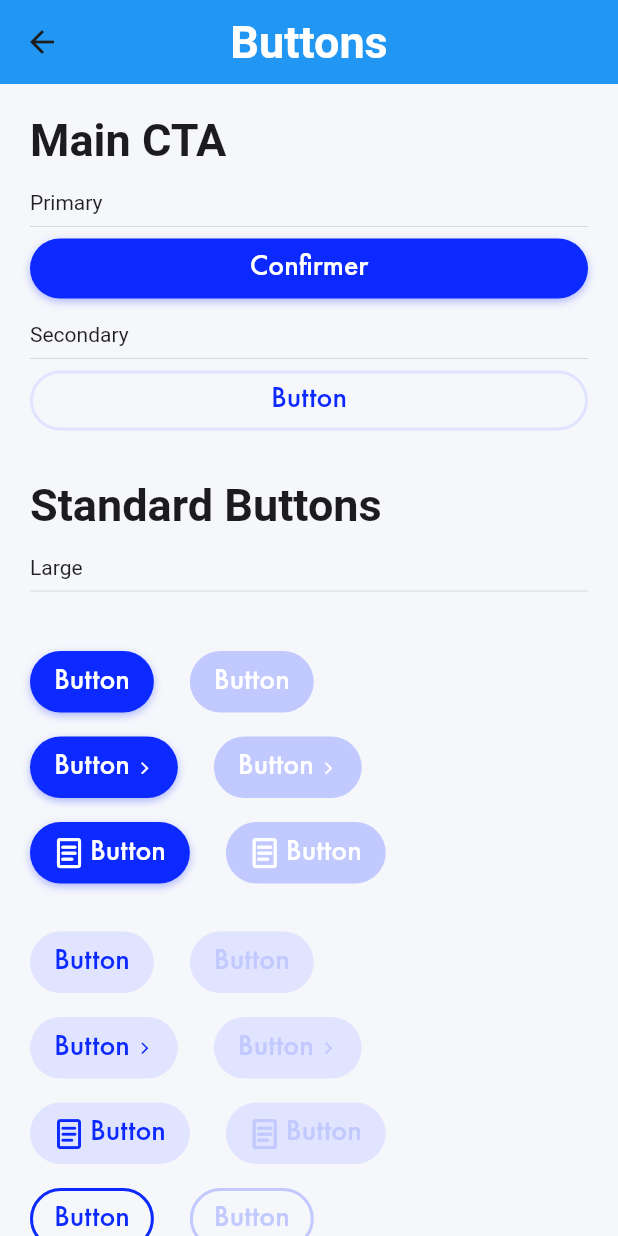
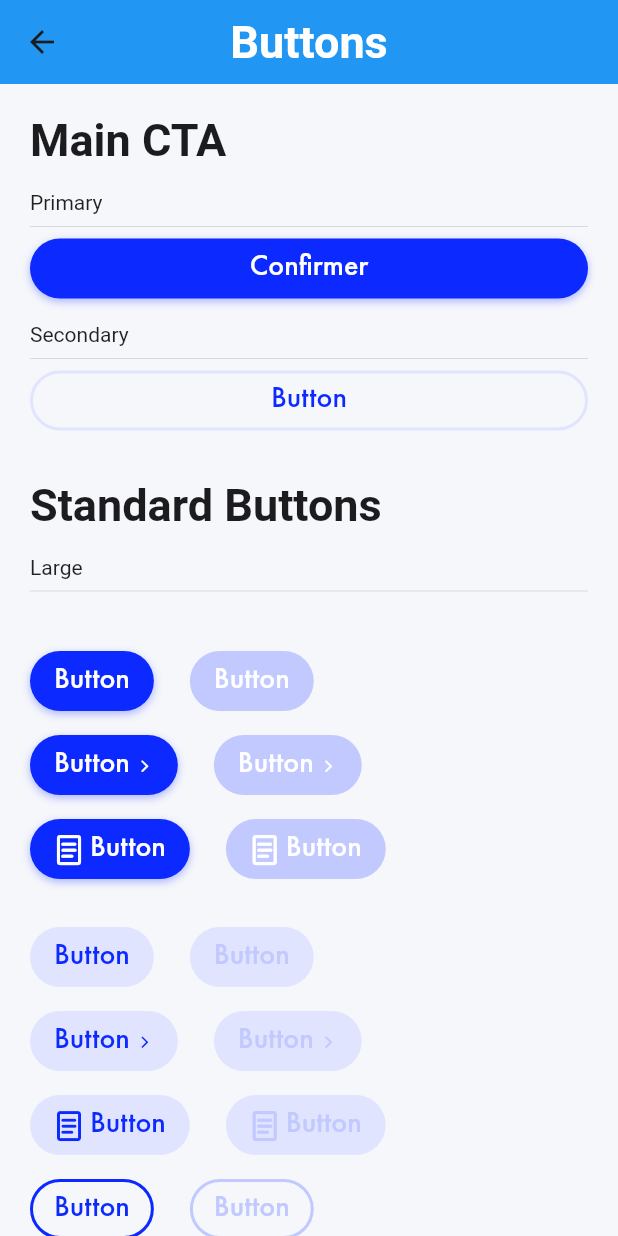
Before and after one commit to djamoapp/app-ui, a Flutter app: the ButtonsView screen opened by its route, on a phone screen of 412 x 824 dp. Run offline on Flutter 3.47's test engine with Material 2 defaults, Android fonts, the phone set to English and light mode, and no system bars; our stand-ins replace cached_network_image, charts_flutter, countup, custom_sliding_segmented_control, dotted_line, flutter_svg and 5 more; missing offline and left inert: country_calling_code_picker; Roboto replaces fonts that are missing (Futura PT).

Commit message:
Update all buttons

```diff
--- a/example/lib/src/views/labo/labo_view.dart
+++ b/example/lib/src/views/labo/labo_view.dart
@@ -1,12 +1,15 @@
+import 'package:app_ui/core/enums/standard_button_style.dart';
 import 'package:app_ui/core/models/transaction_type_switcher_item.dart';
 import 'package:app_ui/core_components/controls/buttons/main_cta/duo_cta.dart';
 import 'package:app_ui/core_components/controls/buttons/main_cta/primary_cta.dart';
 import 'package:app_ui/core_components/controls/buttons/main_cta/secondary_cta.dart';
+import 'package:app_ui/core_components/controls/buttons/standard_buttons/standard_buttons.dart';
 import 'package:app_ui/core_components/controls/text_fields/app_date_picker.dart';
 import 'package:app_ui/core_components/controls/transaction_type_switcher/transaction_type_switcher.dart';
 import 'package:app_ui/core_components/views/tool_tip/tool_tip.dart';
 import 'package:app_ui/design_tokens/colors/interface_colors.dart';
 import 'package:app_ui/design_tokens/iconography/colored_icons.dart';
+import 'package:app_ui/design_tokens/layout_and_spacing/app_gaps.dart';
 import 'package:flutter/material.dart';
 import 'package:flutter_svg/svg.dart';
 import 'package:gap/gap.dart';
@@ -26,9 +29,69 @@ class LaboView extends StatelessWidget {
         padding: EdgeInsets.all(20),
         child: Column(
           children: <Widget>[
-            DuoCTA(
-              isPrimaryCTAloading: true,
+            SingleChildScrollView(
+              scrollDirection: Axis.horizontal,
+              child: Row(
+                children: [
+
+                  StandardButtons.small(),
+                  AppGaps.s,
+                  StandardButtons.medium(),
+                  AppGaps.s,
+                  StandardButtons.large(),
+                  AppGaps.s,
+                  StandardButtons.small(
+                    style: StandardButtonStyle.filledLight,
+                  ),
+                  AppGaps.s,
+                  StandardButtons.medium(
+                    style: StandardButtonStyle.filledLight,
+                  ),
+                  AppGaps.s,
+                  StandardButtons.large(
+                    style: StandardButtonStyle.filledLight,
+                  ),
+                  AppGaps.s,
+                  StandardButtons.small(
+                    style: StandardButtonStyle.outlined,
+                  ),
+                  AppGaps.s,
+                  StandardButtons.medium(
+                    style: StandardButtonStyle.outlined,
+                  ),
+                  AppGaps.s,
+                  StandardButtons.large(
+                    style: StandardButtonStyle.outlined,
+                  ),
+                  AppGaps.s,
+                  StandardButtons.small(
+                    style: StandardButtonStyle.outlinedLight,
+                  ),
+                  AppGaps.s,
+                  StandardButtons.medium(
+                    style: StandardButtonStyle.outlinedLight,
+                  ),
+                  AppGaps.s,
+                  StandardButtons.large(
+                    style: StandardButtonStyle.outlinedLight,
+                  ),
+                  AppGaps.s,
+                  StandardButtons.small(
+                    style: StandardButtonStyle.text,
+                  ),
+                  AppGaps.s,
+                  StandardButtons.medium(
+                    style: StandardButtonStyle.text,
+                  ),
+                  AppGaps.s,
+                  StandardButtons.large(
+                    style: StandardButtonStyle.text,
+                  ),
+                ],
+              ),
             ),
+            Gap(50),
+            DuoCTA(),
             Gap(50),
             PrimaryCTA(),
             Gap(50),
--- a/lib/core/enums/standard_button_style.dart
+++ b/lib/core/enums/standard_button_style.dart
@@ -2,5 +2,6 @@ enum StandardButtonStyle {
   filled,
   filledLight,
   outlined,
+  outlinedLight,
   text,
 }
--- a/lib/core_components/controls/buttons/main_cta/primary_cta.dart
+++ b/lib/core_components/controls/buttons/main_cta/primary_cta.dart
@@ -12,6 +12,11 @@ class PrimaryCTA extends StatelessWidget {
     this.enabled = true,
     this.labelOverflow = TextOverflow.ellipsis,
     this.padding = EdgeInsets.zero,
+    this.enabledColor,
+    this.disabledColor,
+    this.enabledLabelColor,
+    this.disabledLabelColor,
+    this.progressColor,
   }) : super(key: key);
 
   final Function()? onPressed;
@@ -25,6 +30,16 @@ class PrimaryCTA extends StatelessWidget {
   final bool enabled;
 
   final EdgeInsetsGeometry padding;
+
+  final Color? enabledColor;
+
+  final Color? disabledColor;
+
+  final Color? enabledLabelColor;
+
+  final Color? disabledLabelColor;
+
+  final Color? progressColor;
 
   @override
   Widget build(BuildContext context) {
@@ -50,23 +65,24 @@ class PrimaryCTA extends StatelessWidget {
         highlightElevation: 0,
         materialTapTargetSize: MaterialTapTargetSize.shrinkWrap,
         padding: padding,
-        color: InterfaceColors.action.defaultColor,
-        disabledColor: InterfaceColors.action.disabledColor,
+        color: enabledColor ?? InterfaceColors.action.defaultColor,
+        disabledColor: disabledColor ?? InterfaceColors.action.disabledColor,
         minWidth: double.infinity,
         onPressed: enabled && !isLoading ? onPressed ?? () {} : null,
-        highlightColor: Colors.transparent,
         shape: RoundedRectangleBorder(
           borderRadius: BorderRadius.circular(24),
         ),
         child: isLoading
             ? AppLoader(
                 size: 20,
-                color: Colors.white,
+                color: progressColor ?? Colors.white,
               )
             : Text(
                 label,
                 style: t.AppTypography.title!.small!.copyWith(
-                  color: Colors.white,
+                  color: enabled && !isLoading
+                      ? enabledLabelColor ?? Colors.white
+                      : disabledLabelColor ?? Colors.white,
                 ),
                 textAlign: TextAlign.center,
                 overflow: labelOverflow,
--- a/lib/core_components/controls/buttons/main_cta/secondary_cta.dart
+++ b/lib/core_components/controls/buttons/main_cta/secondary_cta.dart
@@ -14,6 +14,11 @@ class SecondaryCTA extends StatelessWidget {
     this.withBorder = true,
     this.padding = EdgeInsets.zero,
     this.labelStyle,
+    this.enabledColor,
+    this.disabledColor,
+    this.enabledLabelColor,
+    this.disabledLabelColor,
+    this.progressColor,
   }) : super(key: key);
 
   final Function()? onPressed;
@@ -31,6 +36,16 @@ class SecondaryCTA extends StatelessWidget {
   final EdgeInsetsGeometry padding;
 
   final TextStyle? labelStyle;
+
+  final Color? enabledColor;
+
+  final Color? disabledColor;
+
+  final Color? enabledLabelColor;
+
+  final Color? disabledLabelColor;
+
+  final Color? progressColor;
 
   @override
   Widget build(BuildContext context) {
@@ -59,8 +74,8 @@ class SecondaryCTA extends StatelessWidget {
           (states) => withBorder
               ? BorderSide(
                   color: enabled && !isLoading
-                      ? InterfaceColors.action.specialColor!
-                      : InterfaceColors.action.disabledColor!,
+                      ? enabledColor ?? InterfaceColors.action.specialColor!
+                      : disabledColor ?? InterfaceColors.action.disabledColor!,
                   width: 2,
                 )
               : BorderSide.none,
@@ -72,14 +87,15 @@ class SecondaryCTA extends StatelessWidget {
       child: isLoading
           ? AppLoader(
               size: 20,
-              color: InterfaceColors.action.disabledColor,
+              color: progressColor ?? InterfaceColors.action.disabledColor,
             )
           : Text(
               label,
               style: (labelStyle ?? t.AppTypography.title!.small)!.copyWith(
                 color: enabled && !isLoading
-                    ? InterfaceColors.action.defaultColor
-                    : InterfaceColors.action.disabledColor,
+                    ? enabledLabelColor ?? InterfaceColors.action.defaultColor
+                    : disabledLabelColor ??
+                        InterfaceColors.action.disabledColor,
               ),
               textAlign: TextAlign.center,
               overflow: labelOverflow,
--- a/lib/core_components/controls/buttons/standard_buttons/standard_button.dart
+++ b/lib/core_components/controls/buttons/standard_buttons/standard_button.dart
@@ -1,5 +1,4 @@
 import 'package:app_ui/core/enums/standard_button_style.dart';
-import 'package:app_ui/design_tokens/layout_and_spacing/app_spacings.dart';
 import 'package:flutter/material.dart';
 import 'package:app_ui/core_components/views/loader/loader.dart';
 import 'package:app_ui/design_tokens/colors/interface_colors.dart';
@@ -25,9 +24,16 @@ class StandardButton extends StatelessWidget {
     this.disabledLabelColor,
     this.enabledIconColor,
     this.disabledIconColor,
+    this.height,
+    this.width,
+    this.padding,
+    this.progressColor,
   }) : super(key: key);
 
   final StandardButtonStyle style;
+  final double? height;
+  final double? width;
+  final EdgeInsetsGeometry? padding;
   final IconData? prefixIcon;
   final IconData? suffixIcon;
   final String label;
@@ -44,37 +50,80 @@ class StandardButton extends StatelessWidget {
   final Color? disabledLabelColor;
   final Color? enabledIconColor;
   final Color? disabledIconColor;
+  final Color? progressColor;
 
   @override
   Widget build(BuildContext context) {
-    return Container(
-      padding: EdgeInsets.only(
-        left: AppSpacings.m - (style == StandardButtonStyle.outlined ? 2 : 0),
-        right: AppSpacings.m - (style == StandardButtonStyle.outlined ? 2 : 0),
-        top: AppSpacings.s - (style == StandardButtonStyle.outlined ? 2 : 0),
-        bottom: AppSpacings.s - (style == StandardButtonStyle.outlined ? 2 : 0),
+    return style == StandardButtonStyle.outlined ||
+            style == StandardButtonStyle.outlinedLight
+        ? OutlinedButton(
+            onPressed: enabled && !isLoading ? onPressed ?? () {} : null,
+            child: _getChild(),
+            style: ButtonStyle(
+              tapTargetSize: MaterialTapTargetSize.shrinkWrap,
+              side: MaterialStateProperty.resolveWith(
+                (states) => BorderSide(
+                  width: 2,
+                  color: enabled && !isLoading
+                      ? _getEnabledColor
+                      : _getDisabledColor,
                 ),
-      decoration: style == StandardButtonStyle.filled
-          ? _filledDecoration
-          : style == StandardButtonStyle.filledLight
-              ? _filledLightDecoration
-              : style == StandardButtonStyle.outlined
-                  ? _outlinedDecoration
-                  : null,
-      child: Material(
-        color: Colors.transparent,
-        child: InkWell(
-          onTap: enabled && !isLoading ? onPressed : null,
-          highlightColor: Colors.transparent,
+              ),
+              elevation: MaterialStateProperty.resolveWith(
+                (states) => 0,
+              ),
+              shape: MaterialStateProperty.resolveWith(
+                (states) => RoundedRectangleBorder(
                   borderRadius: BorderRadius.circular(borderRadius),
-          child: isLoading
-              ? Center(
-                  child: AppLoader(
-                    size: 20,
-                    color: style == StandardButtonStyle.filled
-                        ? Colors.white
+                ),
+              ),
+              minimumSize: MaterialStateProperty.resolveWith(
+                (states) => Size(width!, height!),
+              ),
+              overlayColor: MaterialStateProperty.resolveWith(
+                (states) => InterfaceColors.action.specialColor!.withOpacity(
+                  0.5,
+                ),
+              ),
+            ),
+          )
+        : Container(
+            decoration: BoxDecoration(
+              borderRadius: BorderRadius.circular(24),
+              boxShadow:
+                  enabled && !isLoading && style == StandardButtonStyle.filled
+                      ? [
+                          BoxShadow(
+                            color: InterfaceColors.action.defaultColor!
+                                .withOpacity(0.32),
+                            offset: const Offset(0, 2),
+                            blurRadius: 4,
+                            spreadRadius: 0,
+                          ),
+                        ]
                       : null,
             ),
+            child: MaterialButton(
+              height: height,
+              minWidth: width,
+              elevation: 0,
+              highlightElevation: 0,
+              materialTapTargetSize: MaterialTapTargetSize.shrinkWrap,
+              onPressed: enabled && !isLoading ? onPressed ?? () {} : null,
+              color: _getEnabledColor,
+              disabledColor: _getDisabledColor,
+              shape: RoundedRectangleBorder(
+                borderRadius: BorderRadius.circular(borderRadius),
+              ),
+              child: _getChild(),
+            ),
+          );
+  }
+
+  Widget _getChild() => isLoading
+      ? AppLoader(
+          size: 20,
+          color: progressColor ?? _getDisabledIconColor,
         )
       : Row(
           mainAxisSize: MainAxisSize.min,
@@ -84,13 +133,9 @@ class StandardButton extends StatelessWidget {
               Icon(
                 prefixIcon,
                 size: prefixIconSize,
-                        color: style == StandardButtonStyle.filled
-                            ? Colors.white
-                            : enabled && !isLoading
-                                ? enabledIconColor ??
-                                    InterfaceColors.action.defaultColor
-                                : disabledIconColor ??
-                                    InterfaceColors.action.disabledColor,
+                color: enabled && !isLoading
+                    ? _getEnabledIconColor
+                    : _getDisabledIconColor,
               ),
               AppGaps.xs,
             ],
@@ -99,13 +144,9 @@ class StandardButton extends StatelessWidget {
               textAlign: TextAlign.center,
               overflow: TextOverflow.ellipsis,
               style: textStyle.copyWith(
-                        color: style == StandardButtonStyle.filled
-                            ? Colors.white
-                            : enabled && !isLoading
-                                ? enabledLabelColor ??
-                                    InterfaceColors.action.defaultColor
-                                : disabledLabelColor ??
-                                    InterfaceColors.action.disabledColor,
+                color: enabled && !isLoading
+                    ? _getEnabledLabelColor
+                    : _getDisabledLabelColor,
               ),
             ),
             if (suffixIcon != null) ...[
@@ -113,54 +154,82 @@ class StandardButton extends StatelessWidget {
               Icon(
                 suffixIcon,
                 size: suffixIconSize,
-                        color: style == StandardButtonStyle.filled
-                            ? Colors.white
-                            : enabled && !isLoading
-                                ? InterfaceColors.action.defaultColor
-                                : InterfaceColors.action.disabledColor,
+                color: enabled && !isLoading
+                    ? _getEnabledIconColor
+                    : _getDisabledIconColor,
               ),
             ]
           ],
-                ),
-        ),
-      ),
         );
+
+  Color get _getEnabledColor {
+    if (enabledColor != null) {
+      return enabledColor!;
+    }
+    if (style == StandardButtonStyle.filled ||
+        style == StandardButtonStyle.outlined) {
+      return InterfaceColors.action.defaultColor!;
+    } else if (style == StandardButtonStyle.text) {
+      return Colors.transparent;
+    } else {
+      return InterfaceColors.action.specialColor!;
+    }
   }
 
-  BoxDecoration get _filledDecoration => BoxDecoration(
-        color: enabled
-            ? enabledColor ?? InterfaceColors.action.defaultColor
-            : disabledColor ?? InterfaceColors.action.disabledColor,
-        borderRadius: BorderRadius.circular(borderRadius),
-        boxShadow: enabled
-            ? List<BoxShadow>.from(
-                [
-                  BoxShadow(
-                    color: InterfaceColors.action.defaultColor!
-                        .withAlpha(81.6.round()),
-                    offset: const Offset(0, 2),
-                    blurRadius: 4,
-                    spreadRadius: 0,
-                  ),
-                ],
-              )
-            : null,
-      );
+  Color get _getDisabledColor {
+    if (disabledColor != null) {
+      return disabledColor!;
+    }
+    if (style == StandardButtonStyle.filledLight) {
+      return InterfaceColors.action.specialColor!;
+    } else if (style == StandardButtonStyle.text) {
+      return Colors.transparent;
+    } else {
+      return InterfaceColors.action.disabledColor!;
+    }
+  }
 
-  BoxDecoration get _filledLightDecoration => BoxDecoration(
-        color: enabled
-            ? enabledColor ?? InterfaceColors.action.specialColor
-            : disabledColor ?? InterfaceColors.action.specialColor,
-        borderRadius: BorderRadius.circular(borderRadius),
-      );
+  Color get _getEnabledLabelColor {
+    if (enabledLabelColor != null) {
+      return enabledLabelColor!;
+    }
+    if (style == StandardButtonStyle.filled) {
+      return Colors.white;
+    } else {
+      return InterfaceColors.action.defaultColor!;
+    }
+  }
 
-  BoxDecoration get _outlinedDecoration => BoxDecoration(
-        borderRadius: BorderRadius.circular(borderRadius),
-        border: Border.all(
-          color: enabled && !isLoading
-              ? enabledColor ?? InterfaceColors.action.defaultColor!
-              : disabledColor ?? InterfaceColors.action.disabledColor!,
-          width: 2,
-        ),
-      );
+  Color get _getDisabledLabelColor {
+    if (disabledLabelColor != null) {
+      return disabledLabelColor!;
     }
+    if (style == StandardButtonStyle.filled) {
+      return Colors.white;
+    } else {
+      return InterfaceColors.action.disabledColor!;
+    }
+  }
+
+  Color get _getEnabledIconColor {
+    if (enabledIconColor != null) {
+      return enabledIconColor!;
+    }
+    if (style == StandardButtonStyle.filled) {
+      return Colors.white;
+    } else {
+      return InterfaceColors.action.defaultColor!;
+    }
+  }
+
+  Color get _getDisabledIconColor {
+    if (disabledIconColor != null) {
+      return disabledIconColor!;
+    }
+    if (style == StandardButtonStyle.filled) {
+      return Colors.white;
+    } else {
+      return InterfaceColors.action.disabledColor!;
+    }
+  }
+}
--- a/lib/core_components/controls/buttons/standard_buttons/standard_buttons.dart
+++ b/lib/core_components/controls/buttons/standard_buttons/standard_buttons.dart
@@ -7,6 +7,7 @@ class StandardButtons {
   StandardButtons._();
 
   static StandardButton large({
+    Key? key,
     StandardButtonStyle style = StandardButtonStyle.filled,
     IconData? prefixIcon,
     IconData? suffixIcon,
@@ -22,8 +23,10 @@ class StandardButtons {
     Color? disabledLabelColor,
     Color? enabledIconColor,
     Color? disabledIconColor,
+    final bool isLoading = false,
   }) =>
       StandardButton(
+        key: key,
         label: label,
         enabled: enabled,
         prefixIcon: prefixIcon,
@@ -40,9 +43,14 @@ class StandardButtons {
         disabledLabelColor: disabledLabelColor,
         enabledIconColor: enabledIconColor,
         disabledIconColor: disabledIconColor,
+        isLoading: isLoading,
+        height: 40,
+        width: double.minPositive,
+        //padding: ,
       );
 
   static StandardButton medium({
+    Key? key,
     StandardButtonStyle style = StandardButtonStyle.filled,
     IconData? prefixIcon,
     IconData? suffixIcon,
@@ -50,7 +58,7 @@ class StandardButtons {
     bool enabled = true,
     double prefixIconSize = 13.33,
     double suffixIconSize = 8,
-    double borderRadius = 20,
+    double borderRadius = 16,
     Function()? onPressed,
     Color? enabledColor,
     Color? enabledLabelColor,
@@ -58,8 +66,10 @@ class StandardButtons {
     Color? disabledLabelColor,
     Color? enabledIconColor,
     Color? disabledIconColor,
+    final bool isLoading = false,
   }) =>
       StandardButton(
+        key: key,
         label: label,
         enabled: enabled,
         prefixIcon: prefixIcon,
@@ -76,9 +86,14 @@ class StandardButtons {
         disabledLabelColor: disabledLabelColor,
         enabledIconColor: enabledIconColor,
         disabledIconColor: disabledIconColor,
+        isLoading: isLoading,
+        height: 32,
+        width: double.minPositive,
+        //padding: ,
       );
 
   static StandardButton small({
+    Key? key,
     StandardButtonStyle style = StandardButtonStyle.filled,
     IconData? prefixIcon,
     IconData? suffixIcon,
@@ -94,8 +109,10 @@ class StandardButtons {
     Color? disabledLabelColor,
     Color? enabledIconColor,
     Color? disabledIconColor,
+    final bool isLoading = false,
   }) =>
       StandardButton(
+        key: key,
         label: label,
         enabled: enabled,
         prefixIcon: prefixIcon,
@@ -112,5 +129,9 @@ class StandardButtons {
         disabledLabelColor: disabledLabelColor,
         enabledIconColor: enabledIconColor,
         disabledIconColor: disabledIconColor,
+        isLoading: isLoading,
+        height: 22,
+        width: double.minPositive,
+        //padding: ,
       );
 }
--- a/pubspec.yaml
+++ b/pubspec.yaml
@@ -1,6 +1,6 @@
 name: app_ui
 description: Djamo Design System Plugin
-version: 0.0.1
+version: 1.1.0
 homepage: "djamo.ci"
 
 environment:
```
Also changed, not shown: example/pubspec.lock. Lines whose indentation alone changed are shown as unchanged.
